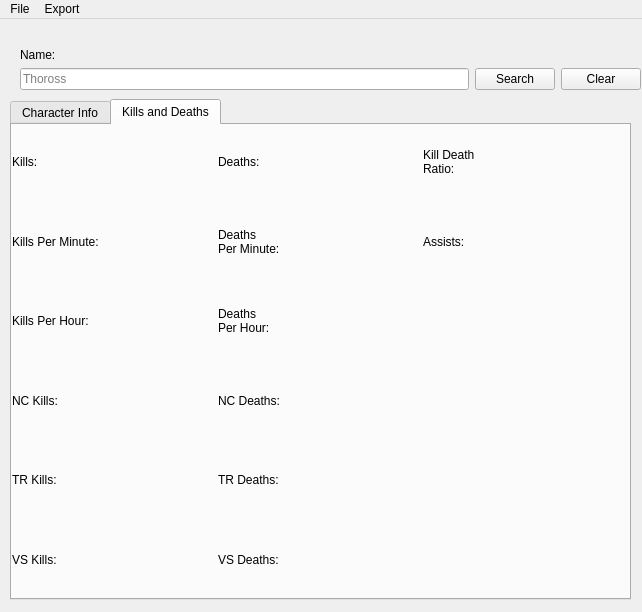
The window that src/GUI/mainwindow.ui (Thoross/PS2-Stats) describes before a commit, drawn with Qt 5.
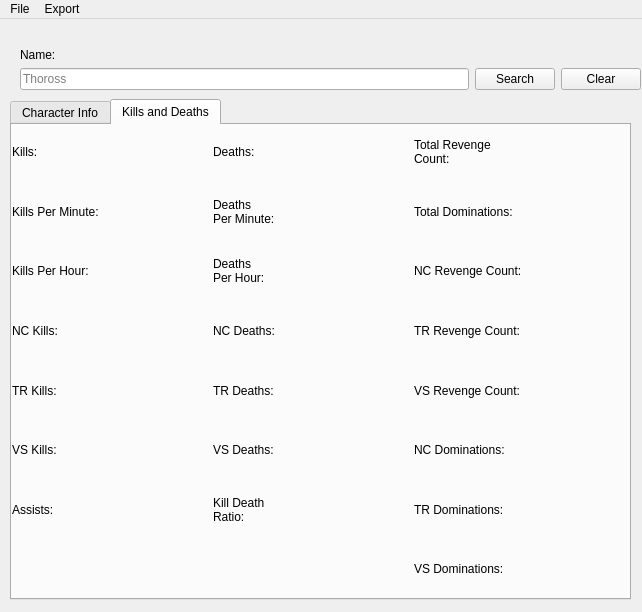
The same window after the commit. The open tabs and pages were chosen to show the change.

Commit message: Added Dominations and revenge counts to the kills and deaths tab.

The edit to the form file:
```diff
--- a/src/GUI/mainwindow.ui
+++ b/src/GUI/mainwindow.ui
@@ -481,13 +481,6 @@
          </property>
         </widget>
        </item>
-       <item row="0" column="5">
-        <widget class="QLabel" name="lbl_kdr_value">
-         <property name="text">
-          <string/>
-         </property>
-        </widget>
-       </item>
        <item row="1" column="1">
         <widget class="QLabel" name="lbl_kpm_value">
          <property name="text">
@@ -509,7 +502,7 @@
          </property>
         </widget>
        </item>
-       <item row="0" column="4">
+       <item row="6" column="2">
         <widget class="QLabel" name="lbl_kdr">
          <property name="text">
           <string>Kill Death 
@@ -546,13 +539,6 @@
          </property>
         </widget>
        </item>
-       <item row="1" column="5">
-        <widget class="QLabel" name="lbl_assists_value">
-         <property name="text">
-          <string/>
-         </property>
-        </widget>
-       </item>
        <item row="1" column="3">
         <widget class="QLabel" name="lbl_dpm_value">
          <property name="text">
@@ -560,7 +546,7 @@
          </property>
         </widget>
        </item>
-       <item row="1" column="4">
+       <item row="6" column="0">
         <widget class="QLabel" name="lbl_assists">
          <property name="text">
           <string>Assists:</string>
@@ -637,6 +623,133 @@
          </property>
         </widget>
        </item>
+       <item row="6" column="1">
+        <widget class="QLabel" name="lbl_assists_value">
+         <property name="text">
+          <string/>
+         </property>
+        </widget>
+       </item>
+       <item row="6" column="3">
+        <widget class="QLabel" name="lbl_kdr_value">
+         <property name="text">
+          <string/>
+         </property>
+        </widget>
+       </item>
+       <item row="7" column="5">
+        <widget class="QLabel" name="lbl_VS_dominations_value">
+         <property name="text">
+          <string/>
+         </property>
+        </widget>
+       </item>
+       <item row="7" column="4">
+        <widget class="QLabel" name="lbl_VS_dominations">
+         <property name="text">
+          <string>VS Dominations:</string>
+         </property>
+        </widget>
+       </item>
+       <item row="6" column="4">
+        <widget class="QLabel" name="lbl_TR_dominations">
+         <property name="text">
+          <string>TR Dominations:</string>
+         </property>
+        </widget>
+       </item>
+       <item row="5" column="4">
+        <widget class="QLabel" name="lbl_NC_domination">
+         <property name="text">
+          <string>NC Dominations:</string>
+         </property>
+        </widget>
+       </item>
+       <item row="6" column="5">
+        <widget class="QLabel" name="lbl_TR_dominations_value">
+         <property name="text">
+          <string/>
+         </property>
+        </widget>
+       </item>
+       <item row="5" column="5">
+        <widget class="QLabel" name="lbl_NC_domination_value">
+         <property name="text">
+          <string/>
+         </property>
+        </widget>
+       </item>
+       <item row="3" column="4">
+        <widget class="QLabel" name="lbl_TR_revenge">
+         <property name="text">
+          <string>TR Revenge Count:</string>
+         </property>
+        </widget>
+       </item>
+       <item row="2" column="4">
+        <widget class="QLabel" name="lbl_NC_revenge">
+         <property name="text">
+          <string>NC Revenge Count:</string>
+         </property>
+        </widget>
+       </item>
+       <item row="2" column="5">
+        <widget class="QLabel" name="lbl_NC_revenge_value">
+         <property name="text">
+          <string/>
+         </property>
+        </widget>
+       </item>
+       <item row="3" column="5">
+        <widget class="QLabel" name="lbl_TR_revenge_value">
+         <property name="text">
+          <string/>
+         </property>
+        </widget>
+       </item>
+       <item row="4" column="4">
+        <widget class="QLabel" name="lbl_VS_revenge">
+         <property name="text">
+          <string>VS Revenge Count:</string>
+         </property>
+        </widget>
+       </item>
+       <item row="4" column="5">
+        <widget class="QLabel" name="lbl_VS_revenge_value">
+         <property name="text">
+          <string/>
+         </property>
+        </widget>
+       </item>
+       <item row="0" column="4">
+        <widget class="QLabel" name="lbl_revenge">
+         <property name="text">
+          <string>Total Revenge 
+Count:</string>
+         </property>
+        </widget>
+       </item>
+       <item row="0" column="5">
+        <widget class="QLabel" name="lbl_revenge_value">
+         <property name="text">
+          <string/>
+         </property>
+        </widget>
+       </item>
+       <item row="1" column="4">
+        <widget class="QLabel" name="lbl_dominations">
+         <property name="text">
+          <string>Total Dominations:</string>
+         </property>
+        </widget>
+       </item>
+       <item row="1" column="5">
+        <widget class="QLabel" name="lbl_dominations_value">
+         <property name="text">
+          <string/>
+         </property>
+        </widget>
+       </item>
       </layout>
      </widget>
     </widget>
```
Left out of the diff: 2 changed lines with no effect on the pictures. The commit also changes 5 other files.
